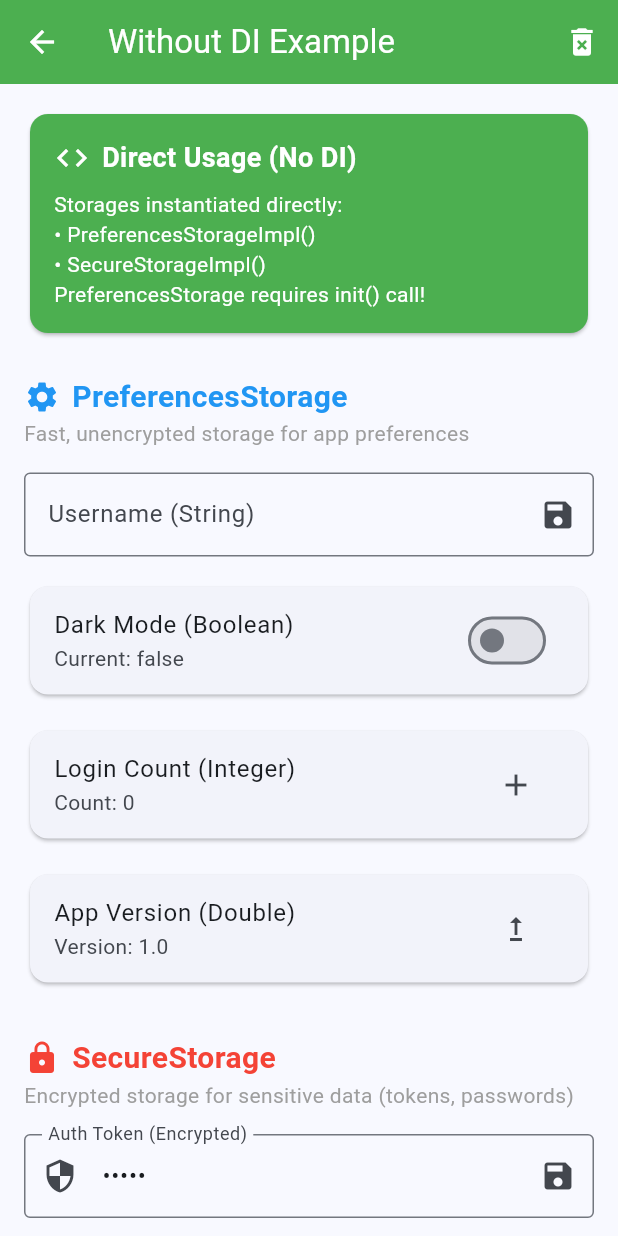
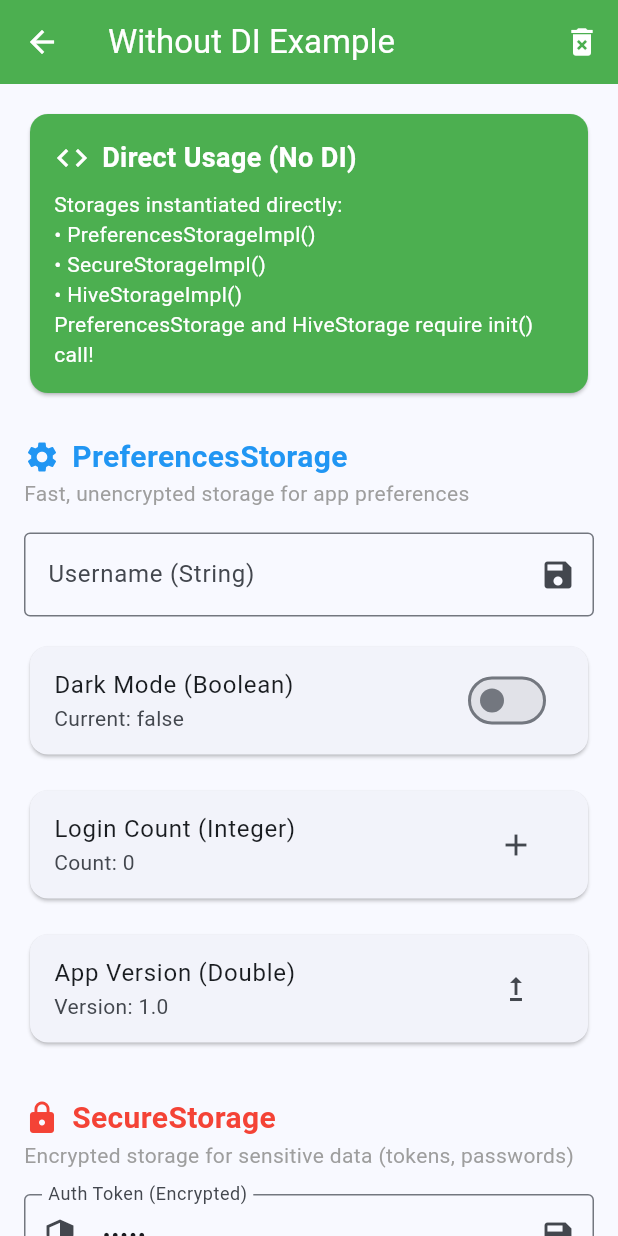
Before and after one commit to rudoapps/hybrid-storage, a Flutter app: the WithoutDIScreen screen opened directly, on a phone screen of 412 x 824 dp. Run offline on Flutter 3.47's test engine with Material 3 defaults, Android fonts, the phone set to English and light mode, and no system bars; our stand-ins replace flutter_secure_storage, get_it, hive_flutter, injectable, shared_preferences; missing offline and left inert: hybrid_logger; accounts and stored records are empty.

Commit message:
[MSAV-X]:
Add Hive Storage to the main description

```diff
--- a/example/lib/without_di/without_di_screen.dart
+++ b/example/lib/without_di/without_di_screen.dart
@@ -451,7 +451,8 @@ class _WithoutDIScreenState extends State<WithoutDIScreen> {
                       'Storages instantiated directly:\n'
                       '• PreferencesStorageImpl()\n'
                       '• SecureStorageImpl()\n'
-                      'PreferencesStorage requires init() call!',
+                      '• HiveStorageImpl()\n'
+                      'PreferencesStorage and HiveStorage require init() call!',
                       style: TextStyle(color: Colors.white),
                     ),
                   ],
```
